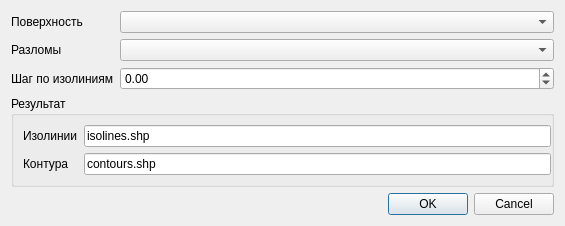
Qt form qgis_pds_isolines_base.ui (vvkond/QGIS) before a commit.
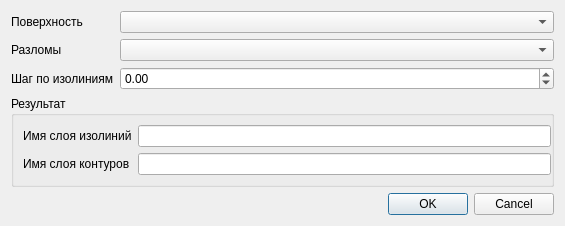
The same form after that commit.

Commit message: Новый алгоритм создания изолиний

Diff of the .ui file:
```diff
--- a/qgis_pds_isolines_base.ui
+++ b/qgis_pds_isolines_base.ui
@@ -27,30 +27,22 @@
        <number>0</number>
       </property>
       <item row="0" column="1">
-       <widget class="QLineEdit" name="mIsolinesLineEdit">
-        <property name="text">
-         <string>isolines.shp</string>
-        </property>
-       </widget>
+       <widget class="QLineEdit" name="mIsolinesLineEdit"/>
       </item>
       <item row="1" column="1">
-       <widget class="QLineEdit" name="mContoursLineEdit">
-        <property name="text">
-         <string>contours.shp</string>
-        </property>
-       </widget>
+       <widget class="QLineEdit" name="mContoursLineEdit"/>
       </item>
       <item row="0" column="0">
        <widget class="QLabel" name="label_4">
         <property name="text">
-         <string>Изолинии</string>
+         <string>Имя слоя изолиний</string>
         </property>
        </widget>
       </item>
       <item row="1" column="0">
        <widget class="QLabel" name="label_5">
         <property name="text">
-         <string>Контура</string>
+         <string>Имя слоя контуров</string>
         </property>
        </widget>
       </item>
```
Left out of the diff: 19 changed lines with no effect on the pictures. The commit also changes 5 other files.
